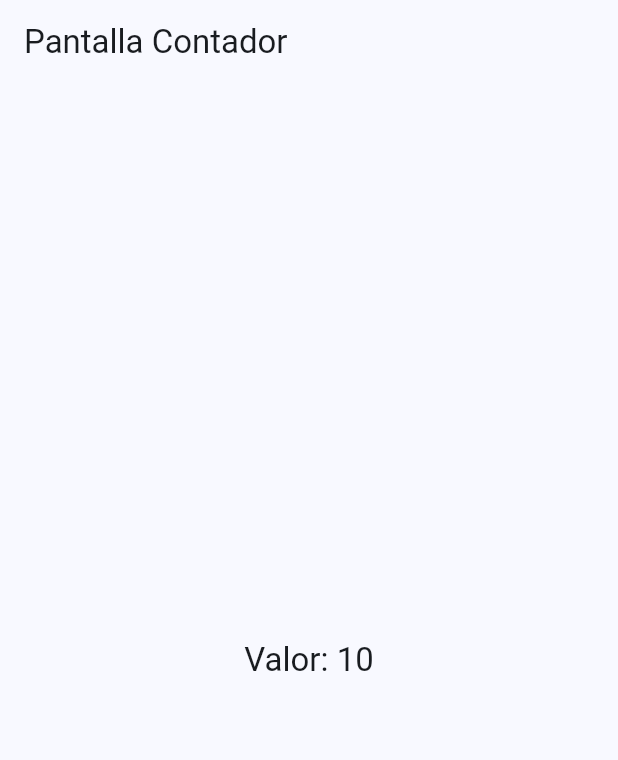
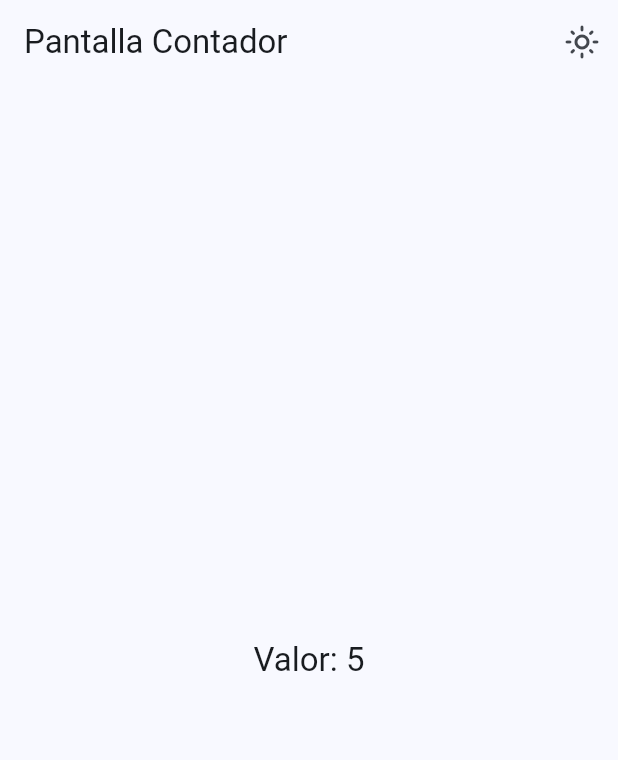
Before and after one commit to edinsonsan/my-widgets-app, a Flutter app: the CounterScreeen screen opened by its route, on a phone screen of 412 x 824 dp. Shown: the top 760 px of the screen. Run offline on Flutter 3.47's test engine with Material 3 defaults, Android fonts, the phone set to English and light mode, and no system bars; our stand-ins replace animate_do, flutter_riverpod, go_router.

Commit message:
Cambiar valores y modificadores en pantalla contador usando riverpod

```diff
--- a/lib/main.dart
+++ b/lib/main.dart
@@ -1,9 +1,10 @@
 import 'package:flutter/material.dart';
+import 'package:flutter_riverpod/flutter_riverpod.dart';
 import 'package:mis_widgets_app/config/router/app_router.dart';
 import 'package:mis_widgets_app/config/theme/app_theme.dart';
 
 void main() {
-  runApp(const MainApp());
+  runApp(const ProviderScope(child: MainApp()));
 }
 
 class MainApp extends StatelessWidget {
--- /dev/null
+++ b/lib/presentatio/providers/counter_provider.dart
@@ -0,0 +1,3 @@
+import 'package:flutter_riverpod/flutter_riverpod.dart';
+
+final counterProvider = StateProvider<int>((ref) => 5);
--- /dev/null
+++ b/lib/presentatio/providers/theme_provider.dart
@@ -0,0 +1,3 @@
+import 'package:flutter_riverpod/flutter_riverpod.dart';
+
+final isDarkmodeProvider = StateProvider<bool>((ref) => false);
--- a/lib/presentatio/screens/counter/counterScreen.dart
+++ b/lib/presentatio/screens/counter/counterScreen.dart
@@ -1,16 +1,42 @@
 import 'package:flutter/material.dart';
+import 'package:flutter_riverpod/flutter_riverpod.dart';
+import 'package:mis_widgets_app/presentatio/providers/counter_provider.dart';
+import 'package:mis_widgets_app/presentatio/providers/theme_provider.dart';
 
-class CounterScreeen extends StatelessWidget {
+class CounterScreeen extends ConsumerWidget {
   static const String name = 'counter_screen';
   const CounterScreeen({super.key});
 
   @override
-  Widget build(BuildContext context) {
+  Widget build(BuildContext context, WidgetRef ref) {
+    final int clickCounter = ref.watch(counterProvider);
+    final bool isDarkmode = ref.watch(isDarkmodeProvider);
     return Scaffold(
-      appBar: AppBar(title: const Text('Pantalla Contador')),
-      body: Center(child: Text('Valor: 10', style: Theme.of(context).textTheme.titleLarge,)),
+      appBar: AppBar(
+        title: const Text('Pantalla Contador'),
+        actions: [
+          IconButton(
+            icon: Icon(
+              isDarkmode ? Icons.dark_mode_outlined : Icons.light_mode_outlined,
+            ),
+            // icon: const Icon(Icons.light_mode_outlined),
+            onPressed: () {
+              ref.read(isDarkmodeProvider.notifier).update((state) => !state);
+            },
+          ),
+        ],
+      ),
+      body: Center(
+        child: Text(
+          'Valor: $clickCounter',
+          style: Theme.of(context).textTheme.titleLarge,
+        ),
+      ),
       floatingActionButton: FloatingActionButton(
-        onPressed: () {},
+        onPressed: () {
+          // ref.read(counterProvider.notifier).update((state) => state + 1);
+          ref.read(counterProvider.notifier).state++;
+        },
         child: const Icon(Icons.add),
       ),
     );
```
